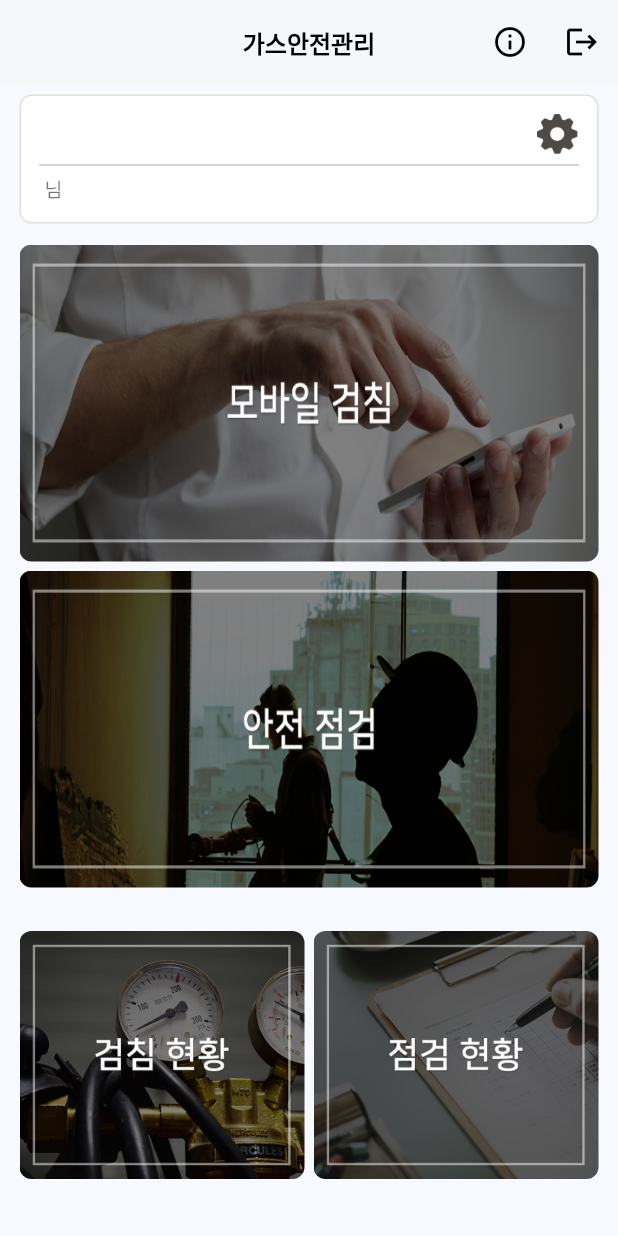
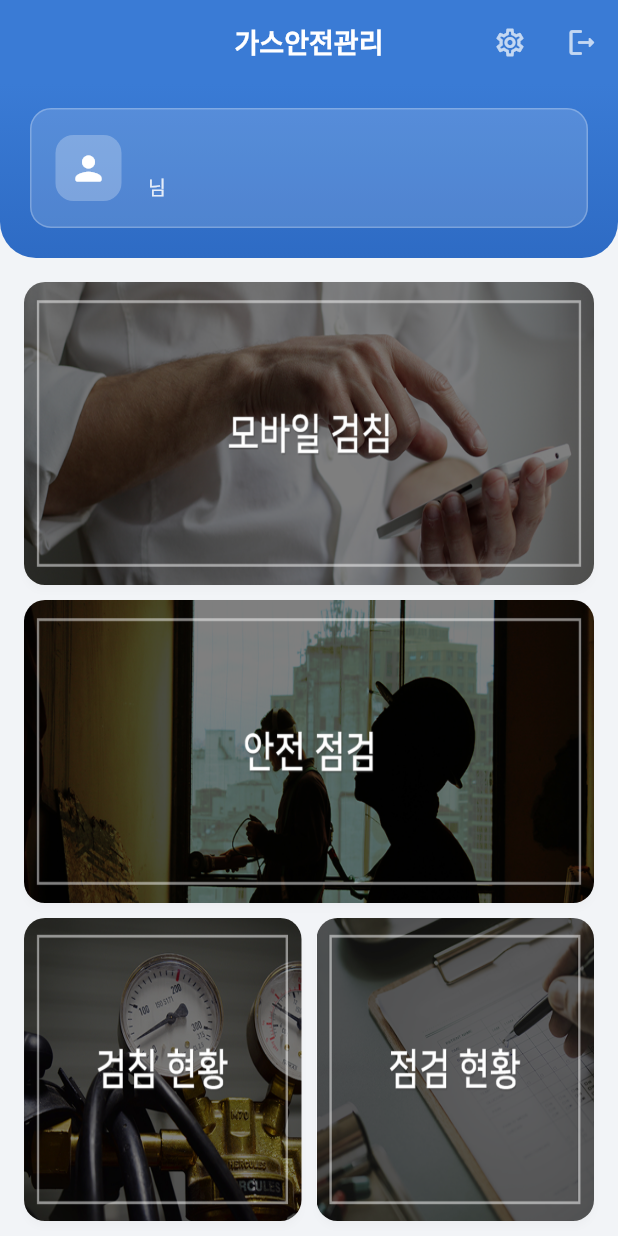
Before and after one commit to joatech1111/gas-safe-flutter, a Flutter app: the MainScreen screen opened directly, on a phone screen of 412 x 824 dp. Run offline on Flutter 3.47's test engine with Material 3 defaults, Android fonts, the phone set to English and light mode, and no system bars; our stand-ins replace device_info_plus, dio, fluttertoast, geolocator, shared_preferences; accounts and stored records are empty.

Commit message:
Android 빌드 지원 및 UI/UX 개선
- Android 플랫폼 추가 (APK 빌드 지원)
- HTTP 통신 허용 (네트워크 보안 설정)
- 전체 화면 SafeArea 적용 (하단 네비게이션 버튼 겹침 해결)
- 메인 화면 모던 UI 개선 (그라데이션, 카드형 버튼, 글래스모피즘)
- 앱 이름 "가스안전관리 2026"으로 변경
- 앱 아이콘 iOS와 동일하게 적용
- 로그인 비밀번호 기본값 변경 및 Android UUID 지원
- 가입화면 Android UUID 표시 수정
- 검색 필드 UI 통일 및 버튼 크기 개선
- 하단 탭바 텍스트 잘림 수정
- 메인 화면 백버튼 종료 확인 다이얼로그 추가

Co-Authored-By: Claude Opus 4.6 (1M context) <noreply@anthropic.com>

```diff
--- a/lib/screens/main_screen.dart
+++ b/lib/screens/main_screen.dart
@@ -1,4 +1,6 @@
+import 'dart:io';
 import 'package:flutter/material.dart';
+import 'package:flutter/services.dart';
 import 'package:fluttertoast/fluttertoast.dart';
 import '../network/net_helper.dart';
 import '../utils/app_state.dart';
@@ -23,82 +25,119 @@ class MainScreen extends StatelessWidget {
   Widget build(BuildContext context) {
     final user = AppState.loginUser;
 
-    return Scaffold(
+    return PopScope(
+      canPop: false,
+      onPopInvokedWithResult: (didPop, result) async {
+        if (didPop) return;
+        final confirm = await showDialog<bool>(
+          context: context,
+          builder: (ctx) => AlertDialog(
+            shape: RoundedRectangleBorder(borderRadius: BorderRadius.circular(16)),
+            title: const Text('앱 종료'),
+            content: const Text('앱을 종료하시겠습니까?'),
+            actions: [
+              TextButton(onPressed: () => Navigator.pop(ctx, false), child: const Text('취소')),
+              TextButton(onPressed: () => Navigator.pop(ctx, true), child: const Text('종료')),
+            ],
+          ),
+        );
+        if (confirm == true) {
+          SystemNavigator.pop();
+        }
+      },
+      child: Scaffold(
+        backgroundColor: const Color(0xFFF2F4F7),
         appBar: AppBar(
-        title: const Text('가스안전관리', style: TextStyle(fontSize: 16, fontWeight: FontWeight.bold, color: Colors.black)),
-        backgroundColor: Colors.white,
-        foregroundColor: Colors.black,
-        elevation: 1,
+          title: const Text('가스안전관리', style: TextStyle(fontSize: 18, fontWeight: FontWeight.w700, color: Colors.white)),
+          backgroundColor: const Color(0xFF3A7BD5),
+          foregroundColor: Colors.white,
+          elevation: 0,
           automaticallyImplyLeading: false,
           actions: [
             IconButton(
-            icon: const Icon(Icons.info_outline, color: Colors.black),
-            onPressed: () {},
+              icon: const Icon(Icons.settings_outlined, color: Colors.white70, size: 22),
+              onPressed: () => Navigator.push(context, MaterialPageRoute(builder: (_) => const SettingsScreen())),
             ),
             IconButton(
-            icon: const Icon(Icons.logout, color: Colors.black),
+              icon: const Icon(Icons.logout_rounded, color: Colors.white70, size: 22),
               onPressed: () => _logout(context),
             ),
           ],
         ),
         body: SafeArea(
-        child: Padding(
-          padding: const EdgeInsets.symmetric(horizontal: 13, vertical: 7),
           child: Column(
             children: [
-              // 사용자 정보
+              // 상단 그라데이션 사용자 정보 영역
               Container(
-                padding: const EdgeInsets.all(12),
-                decoration: BoxDecoration(
-                  color: Colors.white,
-                  borderRadius: BorderRadius.circular(8),
-                  border: Border.all(color: Colors.grey.shade300),
+                width: double.infinity,
+                padding: const EdgeInsets.fromLTRB(20, 16, 20, 20),
+                decoration: const BoxDecoration(
+                  gradient: LinearGradient(
+                    begin: Alignment.topCenter,
+                    end: Alignment.bottomCenter,
+                    colors: [Color(0xFF3A7BD5), Color(0xFF2E6BC4)],
                   ),
-                child: Column(
-                  children: [
-                    Row(
-                      children: [
-                        Expanded(
-                          child: Text(
-                            user?.loginCo ?? '',
-                            style: const TextStyle(fontSize: 17, fontWeight: FontWeight.bold),
+                  borderRadius: BorderRadius.only(
+                    bottomLeft: Radius.circular(24),
+                    bottomRight: Radius.circular(24),
                   ),
                 ),
-                        GestureDetector(
-                          onTap: () => Navigator.push(context, MaterialPageRoute(builder: (_) => const SettingsScreen())),
-                          child: Image.asset('assets/images/settings.png', width: 28, height: 28),
+                child: Container(
+                  padding: const EdgeInsets.all(16),
+                  decoration: BoxDecoration(
+                    color: Colors.white.withValues(alpha: 0.15),
+                    borderRadius: BorderRadius.circular(14),
+                    border: Border.all(color: Colors.white.withValues(alpha: 0.25)),
+                  ),
+                  child: Row(
+                    children: [
+                      Container(
+                        width: 44,
+                        height: 44,
+                        decoration: BoxDecoration(
+                          color: Colors.white.withValues(alpha: 0.25),
+                          borderRadius: BorderRadius.circular(12),
+                        ),
+                        child: const Icon(Icons.person_rounded, color: Colors.white, size: 26),
+                      ),
+                      const SizedBox(width: 14),
+                      Expanded(
+                        child: Column(
+                          crossAxisAlignment: CrossAxisAlignment.start,
+                          children: [
+                            Text(
+                              user?.loginCo ?? '',
+                              style: const TextStyle(fontSize: 16, fontWeight: FontWeight.w700, color: Colors.white),
+                            ),
+                            const SizedBox(height: 3),
+                            Text(
+                              '${user?.safeSwName ?? "(미지정)"} 님',
+                              style: TextStyle(fontSize: 13, color: Colors.white.withValues(alpha: 0.85)),
                             ),
                           ],
-                    ),
-                    const Divider(height: 12),
-                    Row(
-                      children: [
-                        Expanded(
-                          child: Text(
-                            '${user?.safeSwName ?? "(미지정)"} 님',
-                            style: const TextStyle(fontSize: 13, color: Colors.black54),
                         ),
                       ),
                       Text(
                         user?.loginLastDate ?? '',
-                          style: const TextStyle(fontSize: 13, color: Colors.black54),
-                        ),
-                      ],
+                        style: TextStyle(fontSize: 11, color: Colors.white.withValues(alpha: 0.7)),
                       ),
                     ],
                   ),
                 ),
-              const SizedBox(height: 8),
-              // 메뉴 버튼들 - 항상 4개 모두 표시
+              ),
+              const SizedBox(height: 16),
+              // 메뉴 버튼들
               Expanded(
+                child: Padding(
+                  padding: const EdgeInsets.symmetric(horizontal: 16),
                   child: Column(
                     children: [
                       // 모바일 검침
                       Expanded(
                         flex: 2,
                         child: Padding(
-                        padding: const EdgeInsets.only(top: 6),
-                        child: _buildImageButton(
+                          padding: const EdgeInsets.only(bottom: 10),
+                          child: _buildImageCard(
                             context,
                             'assets/images/metering.png',
                             () {
@@ -119,8 +158,8 @@ class MainScreen extends StatelessWidget {
                       Expanded(
                         flex: 2,
                         child: Padding(
-                        padding: const EdgeInsets.only(top: 6),
-                        child: _buildImageButton(
+                          padding: const EdgeInsets.only(bottom: 10),
+                          child: _buildImageCard(
                             context,
                             'assets/images/safety.png',
                             () {
@@ -141,11 +180,13 @@ class MainScreen extends StatelessWidget {
                       Expanded(
                         flex: 2,
                         child: Padding(
-                        padding: const EdgeInsets.only(top: 6),
+                          padding: const EdgeInsets.only(bottom: 10),
                           child: Row(
                             children: [
                               Expanded(
-                              child: _buildImageButton(
+                                child: Padding(
+                                  padding: const EdgeInsets.only(right: 5),
+                                  child: _buildImageCard(
                                     context,
                                     'assets/images/metering_status.png',
                                     () {
@@ -161,9 +202,11 @@ class MainScreen extends StatelessWidget {
                                     },
                                   ),
                                 ),
-                            const SizedBox(width: 6),
+                              ),
                               Expanded(
-                              child: _buildImageButton(
+                                child: Padding(
+                                  padding: const EdgeInsets.only(left: 5),
+                                  child: _buildImageCard(
                                     context,
                                     'assets/images/safety_status.png',
                                     () {
@@ -179,13 +222,13 @@ class MainScreen extends StatelessWidget {
                                     },
                                   ),
                                 ),
+                              ),
                             ],
                           ),
                         ),
                       ),
-                    // 푸터 여백
-                    const SizedBox(height: 8),
                     ],
+                  ),
                 ),
               ),
             ],
@@ -195,15 +238,23 @@ class MainScreen extends StatelessWidget {
     );
   }
 
-  Widget _buildImageButton(BuildContext context, String imagePath, VoidCallback onTap) {
-    return GestureDetector(
+  Widget _buildImageCard(BuildContext context, String imagePath, VoidCallback onTap) {
+    return Material(
+      color: Colors.white,
+      borderRadius: BorderRadius.circular(14),
+      elevation: 2,
+      shadowColor: Colors.black.withValues(alpha: 0.1),
+      child: InkWell(
         onTap: onTap,
+        borderRadius: BorderRadius.circular(14),
         child: ClipRRect(
-        borderRadius: BorderRadius.circular(8),
+          borderRadius: BorderRadius.circular(14),
           child: Image.asset(
             imagePath,
             width: double.infinity,
+            height: double.infinity,
             fit: BoxFit.fill,
+          ),
         ),
       ),
     );
@@ -213,6 +264,7 @@ class MainScreen extends StatelessWidget {
     final confirm = await showDialog<bool>(
       context: context,
       builder: (ctx) => AlertDialog(
+        shape: RoundedRectangleBorder(borderRadius: BorderRadius.circular(16)),
         title: const Text('로그아웃'),
         content: const Text('로그아웃 하시겠습니까?'),
         actions: [
--- a/lib/screens/metering_screen.dart
+++ b/lib/screens/metering_screen.dart
@@ -157,7 +157,8 @@ class _MeteringScreenState extends State<MeteringScreen> {
   Widget build(BuildContext context) {
     return Scaffold(
       appBar: CommonWidgets.buildAppBar(context, '모바일검침'),
-      body: Column(
+      body: SafeArea(
+        child: Column(
           children: [
             _buildSearchPanel(),
             Expanded(child: _buildResultList()),
@@ -169,6 +170,7 @@ class _MeteringScreenState extends State<MeteringScreen> {
                 child: Text('총 ${_resultList.length}건', style: const TextStyle(fontSize: 12, color: Colors.black54)),
               ),
           ],
+        ),
       ),
     );
   }
```
Also changed, not shown: lib/screens/login_screen.dart (+9 -4 lines), lib/screens/metering_status_screen.dart (+7 -5 lines), lib/screens/safety_check_screen.dart (+11 -8 lines), lib/screens/safety_screen.dart (+7 -5 lines), lib/screens/safety_status_screen.dart (+7 -5 lines), lib/screens/settings_screen.dart (+5 -3 lines), lib/screens/signup_screen.dart (+14 -5 lines), lib/widgets/common_widgets.dart (+12 -11 lines), 21 other files. Lines whose indentation alone changed are shown as unchanged.
